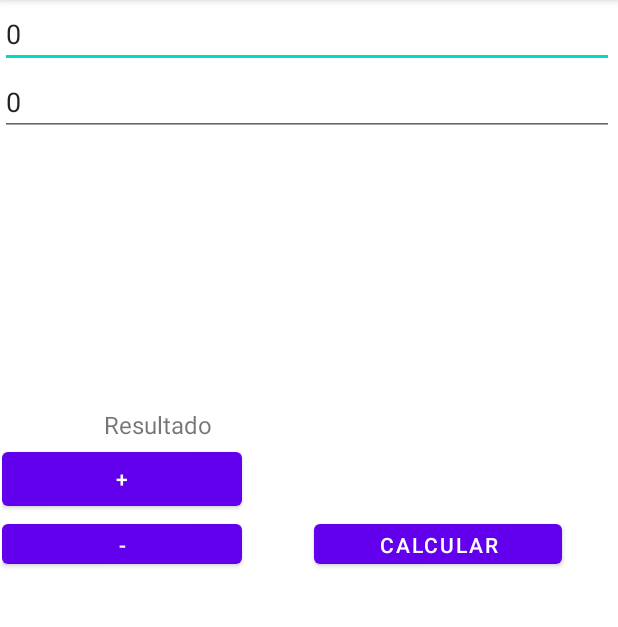
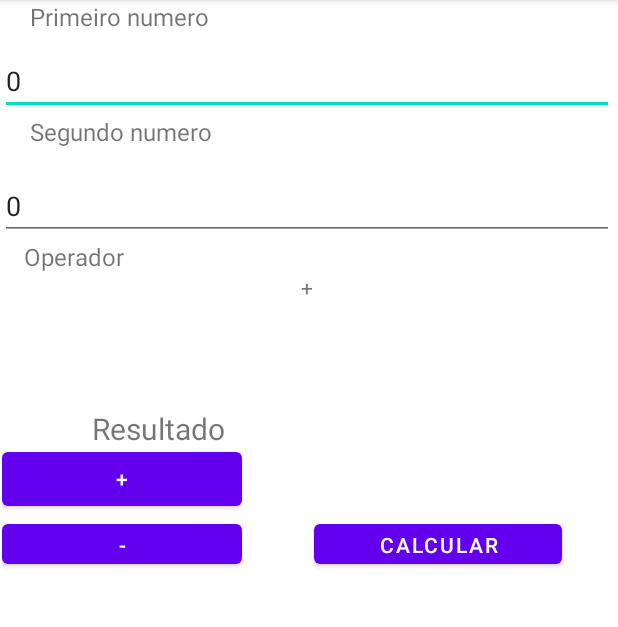
Before and after one commit to BavarescoRicardo/AulaExpositivaSenai, an Android app: the screen it shows after launch (MainActivity), on a phone screen of 412 x 824 dp, the part 84-711 px from its top. Run offline under Robolectric (Android 15) with nearby library versions, the phone set to English and light mode, and no system bars.

Commit message:
adicionado texto do operador

```diff
--- a/app/src/main/java/com/example/aulaexpositiva/MainActivity.java
+++ b/app/src/main/java/com/example/aulaexpositiva/MainActivity.java
@@ -30,4 +30,9 @@ public class MainActivity<EditView> extends AppCompatActivity {
             }
         });
     }
+
+    public void operadorDiminui(View v){
+        TextView txtOperador = (TextView) findViewById(R.id.txtOpe);
+        txtOperador.setText(" - ");
+    }
 }
--- a/app/src/main/res/layout/activity_main.xml
+++ b/app/src/main/res/layout/activity_main.xml
@@ -25,7 +25,7 @@
 
         <TableRow
             android:layout_width="match_parent"
-            android:layout_height="match_parent" >
+            android:layout_height="match_parent">
 
             <TextView
                 android:id="@+id/txtResult"
@@ -34,7 +34,7 @@
                 android:lineSpacingExtra="8sp"
                 android:text="Resultado"
                 android:textAlignment="center"
-                android:textSize="16sp"
+                android:textSize="20sp"
                 android:typeface="sans" />
         </TableRow>
 
@@ -52,13 +52,14 @@
 
         <TableRow
             android:layout_width="match_parent"
-            android:layout_height="match_parent" >
+            android:layout_height="match_parent">
 
             <Button
                 android:id="@+id/btnDiminui"
                 android:layout_width="wrap_content"
                 android:layout_height="wrap_content"
                 android:layout_marginEnd="48dp"
+                android:onClick="operadorDiminui"
                 android:text="-" />
 
             <Button
@@ -79,6 +80,13 @@
         tools:layout_editor_absoluteX="1dp"
         tools:layout_editor_absoluteY="1dp">
 
+        <TextView
+            android:id="@+id/textView"
+            android:layout_width="match_parent"
+            android:layout_height="31dp"
+            android:text="     Primeiro numero"
+            android:textSize="16sp" />
+
         <EditText
             android:id="@+id/txtNum1"
             android:layout_width="match_parent"
@@ -88,6 +96,13 @@
             android:numeric="decimal"
             android:text="0" />
 
+        <TextView
+            android:id="@+id/textView2"
+            android:layout_width="match_parent"
+            android:layout_height="38dp"
+            android:text="     Segundo numero"
+            android:textSize="16sp" />
+
         <EditText
             android:id="@+id/txtNum2"
             android:layout_width="match_parent"
@@ -96,6 +111,21 @@
             android:inputType="number|textPersonName"
             android:numeric="decimal"
             android:text="0" />
+
+        <TextView
+            android:id="@+id/textView3"
+            android:layout_width="match_parent"
+            android:layout_height="wrap_content"
+            android:text="    Operador"
+            android:textSize="16sp" />
+
+        <TextView
+            android:id="@+id/txtOpe"
+            android:layout_width="match_parent"
+            android:layout_height="wrap_content"
+            android:text="+"
+            android:textAlignment="center" />
+
     </LinearLayout>
 
 </androidx.constraintlayout.widget.ConstraintLayout>
```
